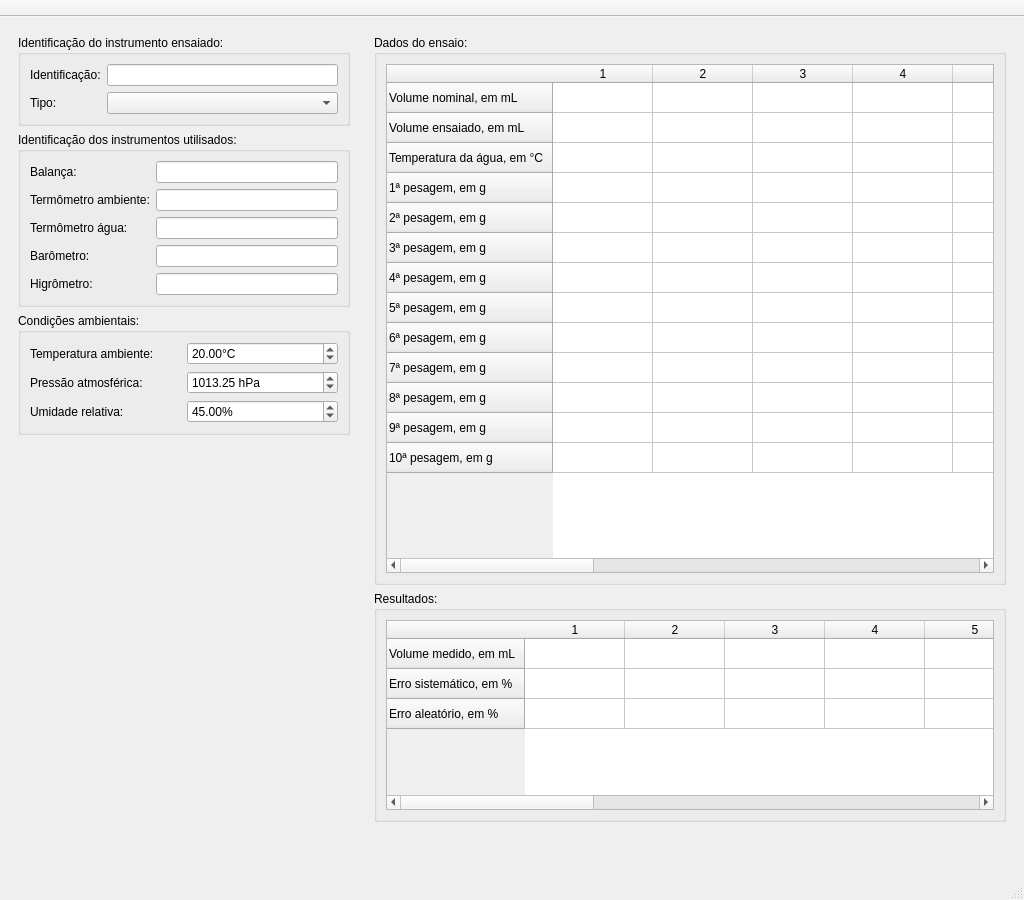
Above: vaca.ui from brunoparente77/vaca before the change. Below: the same form after it.
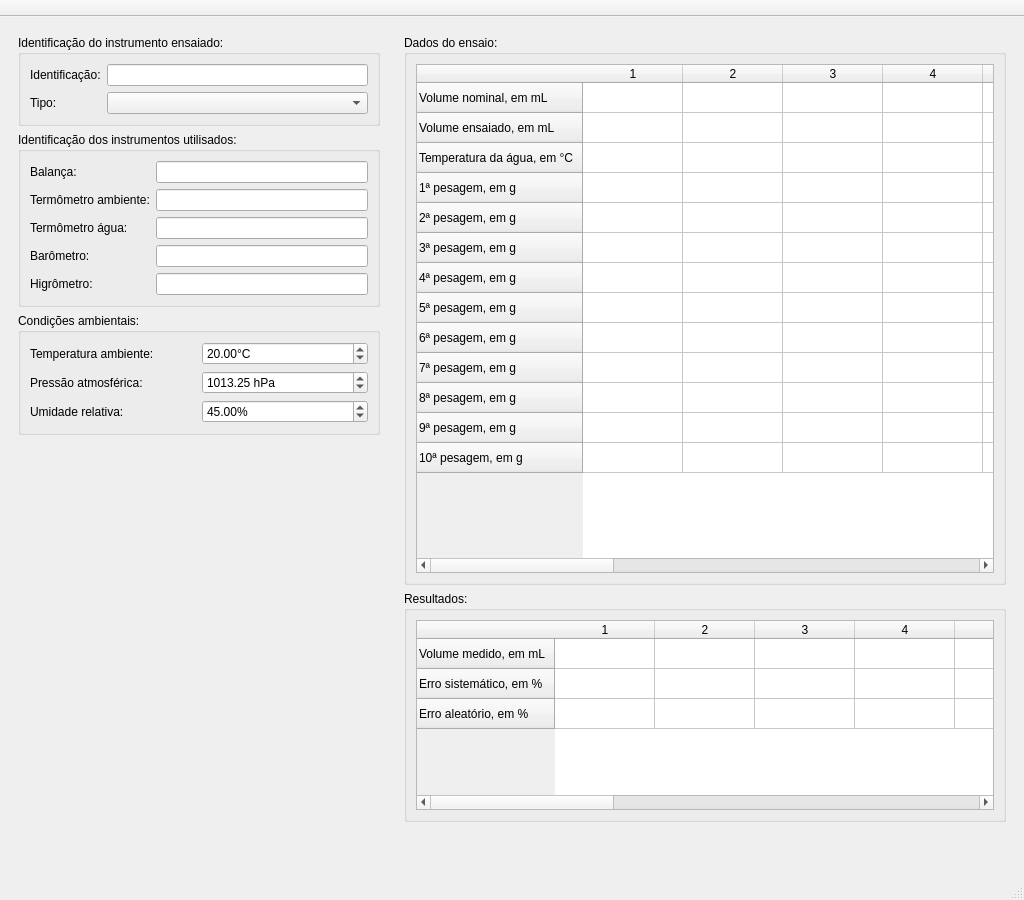
That is the form after the change. Icons and pictures are not drawn.

The edit to the form file:
```diff
--- a/vaca.ui
+++ b/vaca.ui
@@ -31,13 +31,13 @@
      <widget class="QWidget" name="widget_2" native="true">
       <property name="minimumSize">
        <size>
-        <width>350</width>
+        <width>380</width>
         <height>0</height>
        </size>
       </property>
       <property name="maximumSize">
        <size>
-        <width>350</width>
+        <width>380</width>
         <height>16777215</height>
        </size>
       </property>
@@ -142,10 +142,10 @@
              <string> hPa</string>
             </property>
             <property name="minimum">
-             <double>950.000000000000000</double>
+             <double>600.000000000000000</double>
             </property>
             <property name="maximum">
-             <double>1050.000000000000000</double>
+             <double>1100.000000000000000</double>
             </property>
             <property name="singleStep">
              <double>0.100000000000000</double>
@@ -167,8 +167,11 @@
             <property name="suffix">
              <string>°C</string>
             </property>
+            <property name="minimum">
+             <double>15.000000000000000</double>
+            </property>
             <property name="maximum">
-             <double>30.000000000000000</double>
+             <double>27.000000000000000</double>
             </property>
             <property name="singleStep">
              <double>0.500000000000000</double>
@@ -198,10 +201,10 @@
              <string>%</string>
             </property>
             <property name="minimum">
-             <double>10.000000000000000</double>
+             <double>20.000000000000000</double>
             </property>
             <property name="maximum">
-             <double>100.000000000000000</double>
+             <double>80.000000000000000</double>
             </property>
             <property name="singleStep">
              <double>0.500000000000000</double>
```
